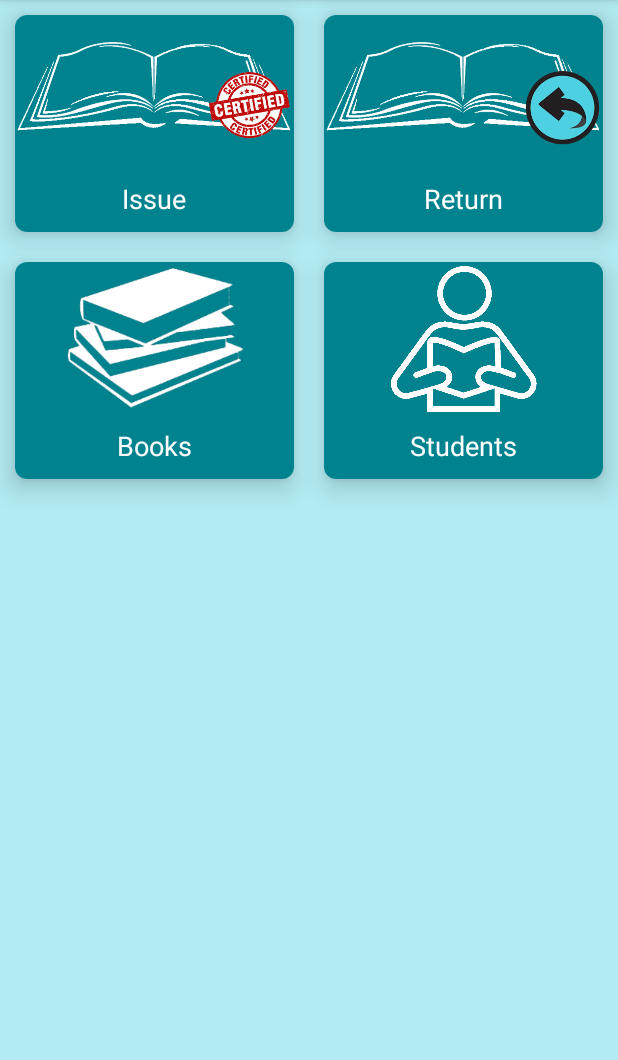
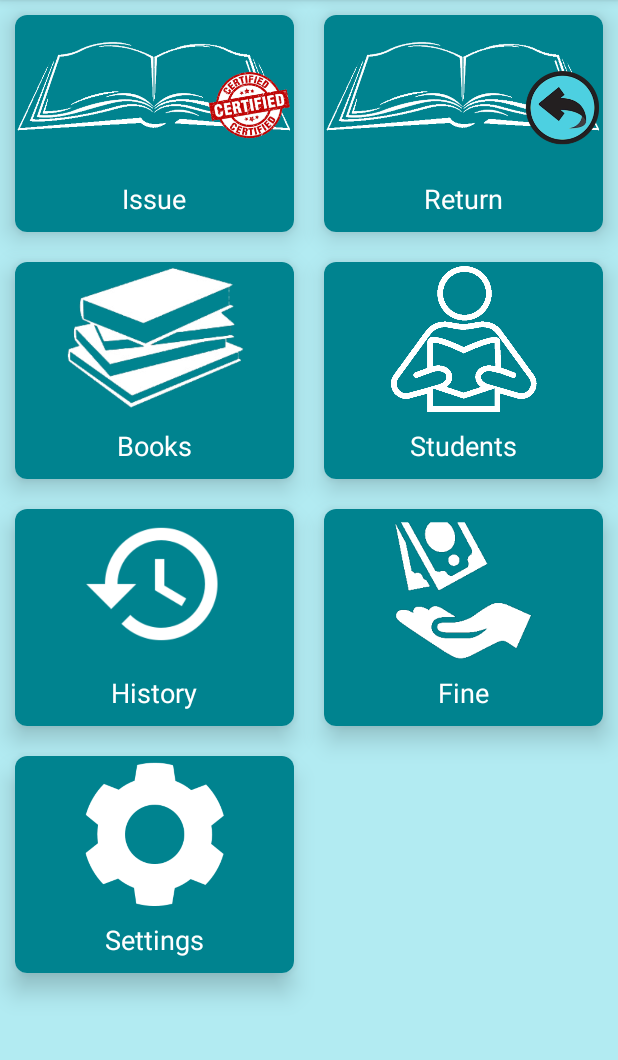
Before and after one commit to Akchy/CSLibrary, an Android app: the screen it shows after launch (MainActivity), on a phone screen of 412 x 824 dp, the part 84-1144 px from its top. Run offline under Robolectric (Android 15) with nearby library versions, the phone set to English and light mode, and no system bars; our stand-ins replace Firebase (no records; nobody signed in at launch, a user with empty details on screens opened directly).

Commit message:
cards added

```diff
--- a/app/src/main/java/com/drc/cslibraryadmin/MainActivity.java
+++ b/app/src/main/java/com/drc/cslibraryadmin/MainActivity.java
@@ -116,6 +116,9 @@ public class MainActivity extends AppCompatActivity {
             libItemList.add(new LibRecyclerViewItem("Return", R.drawable.book4));
             libItemList.add(new LibRecyclerViewItem("Books", R.drawable.book7));
             libItemList.add(new LibRecyclerViewItem("Students", R.drawable.stud));
+            libItemList.add(new LibRecyclerViewItem("History", R.drawable.his));
+            libItemList.add(new LibRecyclerViewItem("Fine", R.drawable.std));
+            libItemList.add(new LibRecyclerViewItem("Settings", R.drawable.set));
 
         }
     }
```
Also changed, not shown: app/src/main/java/com/drc/cslibraryadmin/LibRecyclerViewDataAdapter.java (+16 -0 lines), app/src/main/res/drawable/his.png (added), app/src/main/res/drawable/set.png (added), app/src/main/res/drawable/std.png (added).
